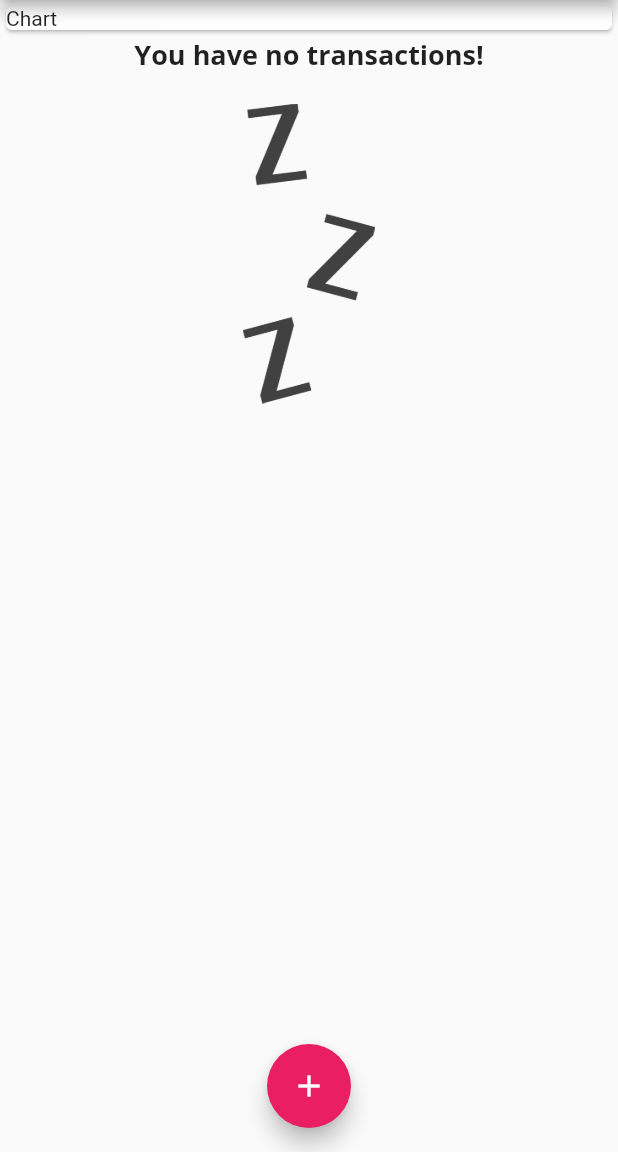
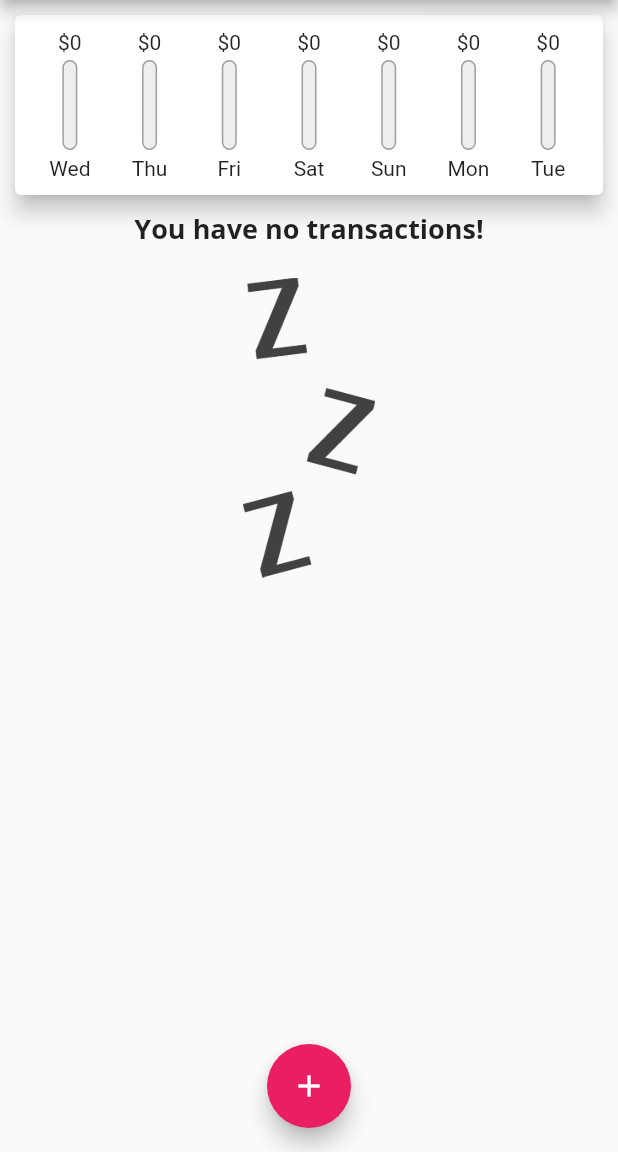
Before and after one commit to kensodemann/personal_expenses, a Flutter app: the screen it shows after launch, on a phone screen of 412 x 824 dp, the part 84-1236 px from its top. Run offline on Flutter 3.47's test engine with Material 2 defaults, Android fonts, the phone set to English and light mode, and no system bars.

Commit message:
feat(ui): add the chart component

```diff
--- a/lib/pages/home.dart
+++ b/lib/pages/home.dart
@@ -1,5 +1,6 @@
 import 'package:flutter/material.dart';
 import 'package:personal_expenses/models/transaction.dart';
+import 'package:personal_expenses/widgets/chart.dart';
 import 'package:personal_expenses/widgets/transaction_editor.dart';
 import 'package:personal_expenses/widgets/transaction_list.dart';
 
@@ -40,6 +41,11 @@ class _MyHomePageState extends State<MyHomePage> {
     );
   }
 
+  List<Transaction> get _recentTransactions {
+    final beginDate = DateTime.now().subtract(const Duration(days: 7));
+    return _transactions.where((tx) => tx.date.isAfter(beginDate)).toList();
+  }
+
   @override
   Widget build(BuildContext context) {
     return Scaffold(
@@ -56,9 +62,7 @@ class _MyHomePageState extends State<MyHomePage> {
         child: Column(
           crossAxisAlignment: CrossAxisAlignment.stretch,
           children: [
-            const Card(
-              child: Text('Chart'),
-            ),
+            Chart(_recentTransactions),
             TransactionList(_transactions),
           ],
         ),
--- /dev/null
+++ b/lib/widgets/chart.dart
@@ -0,0 +1,54 @@
+import 'package:flutter/material.dart';
+import 'package:intl/intl.dart';
+import 'package:personal_expenses/models/transaction.dart';
+import 'chart_bar.dart';
+
+class Chart extends StatelessWidget {
+  final List<Transaction> _recentTransactions;
+
+  const Chart(this._recentTransactions, {Key? key}) : super(key: key);
+
+  List<Widget> get _chartBars {
+    final double total =
+        _recentTransactions.fold(0.0, (sum, item) => sum + item.amount);
+
+    return List.generate(7, (index) {
+      final date = DateTime.now().subtract(Duration(days: 6 - index));
+      final label = DateFormat.E().format(date);
+
+      double dayTotal = 0.0;
+
+      for (var tx in _recentTransactions) {
+        if (tx.date.day == date.day &&
+            tx.date.month == date.month &&
+            tx.date.year == date.year) {
+          dayTotal += tx.amount;
+        }
+      }
+
+      return Flexible(
+        fit: FlexFit.tight,
+        child: ChartBar(
+          amount: dayTotal,
+          percentOfTotal: total == 0.0 ? 0.0 : dayTotal / total,
+          label: label,
+        ),
+      );
+    });
+  }
+
+  @override
+  Widget build(BuildContext context) {
+    return Card(
+      elevation: 6,
+      margin: const EdgeInsets.all(10),
+      child: Container(
+        padding: const EdgeInsets.all(10),
+        child: Row(
+          mainAxisAlignment: MainAxisAlignment.spaceAround,
+          children: _chartBars,
+        ),
+      ),
+    );
+  }
+}
--- /dev/null
+++ b/lib/widgets/chart_bar.dart
@@ -0,0 +1,55 @@
+import 'package:flutter/material.dart';
+
+class ChartBar extends StatelessWidget {
+  final String label;
+  final double amount;
+  final double percentOfTotal;
+
+  const ChartBar({
+    Key? key,
+    required this.label,
+    required this.amount,
+    required this.percentOfTotal,
+  }) : super(key: key);
+
+  @override
+  Widget build(BuildContext context) {
+    return Column(
+      children: [
+        FittedBox(
+          child: Text('\$${amount.toStringAsFixed(0)}'),
+        ),
+        const SizedBox(height: 4),
+        SizedBox(
+          height: 60,
+          width: 10,
+          child: Stack(
+            children: [
+              Container(
+                decoration: BoxDecoration(
+                  border: Border.all(
+                    color: Colors.grey,
+                    width: 1,
+                  ),
+                  color: Colors.grey[200],
+                  borderRadius: BorderRadius.circular(5),
+                ),
+              ),
+              FractionallySizedBox(
+                heightFactor: percentOfTotal,
+                child: Container(
+                  decoration: BoxDecoration(
+                    color: Theme.of(context).primaryColor,
+                    borderRadius: BorderRadius.circular(5),
+                  ),
+                ),
+              ),
+            ],
+          ),
+        ),
+        const SizedBox(height: 4),
+        Text(label),
+      ],
+    );
+  }
+}
```
